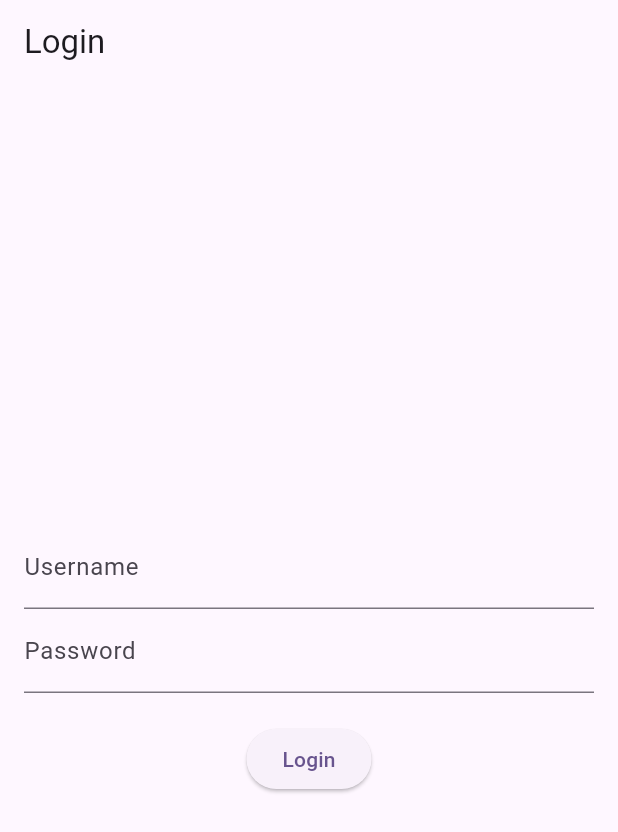
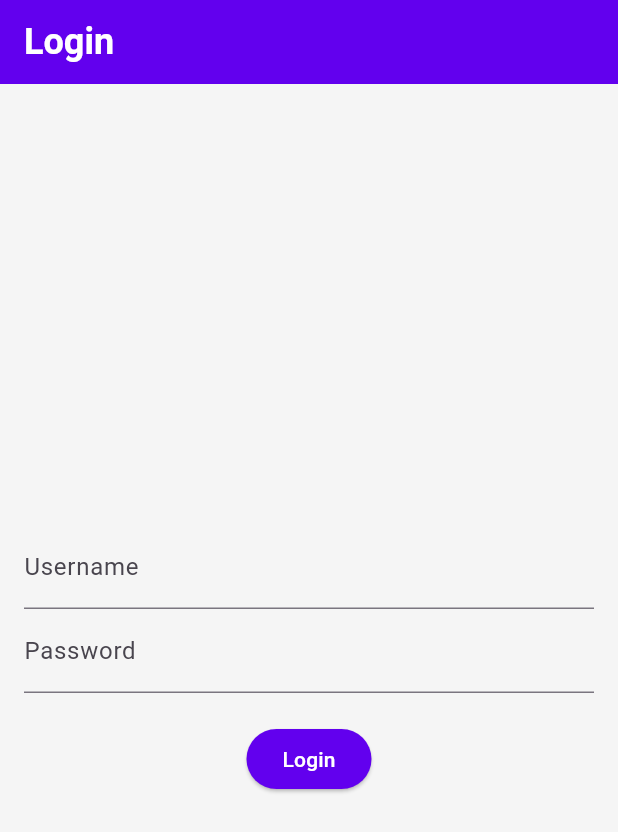
Before and after one commit to axel-flutter-dev/CS2_investment_tracker, a Flutter app: the screen it shows after launch, on a phone screen of 412 x 824 dp. Shown: the top 832 px of the screen. Run offline on Flutter 3.47's test engine with Material 3 defaults, Android fonts, the phone set to English and light mode, and no system bars.

Commit message:
added app_theme

```diff
--- a/lib/main.dart
+++ b/lib/main.dart
@@ -1,5 +1,6 @@
 import 'package:flutter/material.dart';
 import 'screens/login_screen.dart';
+import 'services/app_theme.dart';
 
 void main() {
   runApp(const MyApp());
@@ -13,10 +14,7 @@ class MyApp extends StatelessWidget {
   Widget build(BuildContext context) {
     return MaterialApp(
       title: 'Flutter Demo',
-      theme: ThemeData(
-
-        colorScheme: ColorScheme.fromSeed(seedColor: Colors.deepPurple),
-      ),
+      theme: AppTheme.lightTheme,
       home: const LoginScreen(),
     );
   }
--- a/lib/screens/login_screen.dart
+++ b/lib/screens/login_screen.dart
@@ -1,6 +1,5 @@
 import 'package:flutter/material.dart';
 import 'package:my_app/screens/main_screen.dart';
-import 'dashboard_screen.dart';
 
 class LoginScreen extends StatefulWidget {
   const LoginScreen({super.key});
--- /dev/null
+++ b/lib/services/app_theme.dart
@@ -0,0 +1,69 @@
+import 'package:flutter/material.dart';
+
+// App wide colors and themes can be defined here
+
+// Custom color palette
+class AppColors {
+  static const Color primary = Color(0xFF6200EE);
+  static const Color primaryVariant = Color(0xFF3700B3);
+  static const Color secondary = Color(0xFF03DAC6);
+  static const Color secondaryVariant = Color(0xFF018786);
+  static const Color background = Color(0xFFF5F5F5);
+  static const Color surface = Color(0xFFFFFFFF);
+  static const Color error = Color(0xFFB00020);
+  static const Color onPrimary = Color(0xFFFFFFFF);
+  static const Color onSecondary = Color(0xFF000000);
+  static const Color onBackground = Color(0xFF000000);
+  static const Color onSurface = Color(0xFF000000);
+  static const Color onError = Color(0xFFFFFFFF);
+}
+
+// Text Styles
+class AppTextStyles {
+  static const TextStyle heading1 = TextStyle(
+    fontSize: 24,
+    fontWeight: FontWeight.bold,
+    color: AppColors.onBackground,
+  );
+
+  static const TextStyle bodyText = TextStyle(
+    fontSize: 16,
+    color: AppColors.onBackground,
+  );
+
+  static const TextStyle buttonText = TextStyle(
+    fontSize: 18,
+    fontWeight: FontWeight.w600,
+    color: AppColors.onPrimary,
+  );
+}
+
+// App Theme
+class AppTheme {
+  static ThemeData get lightTheme {
+    return ThemeData(
+      primaryColor: AppColors.primary,
+      colorScheme: ColorScheme.fromSeed(
+        seedColor: AppColors.primary,
+        primary: AppColors.primary,
+        secondary: AppColors.secondary,
+      ),
+      scaffoldBackgroundColor: AppColors.background,
+      appBarTheme: const AppBarTheme(
+        backgroundColor: AppColors.primary,
+        foregroundColor: Colors.white,
+      ),
+      elevatedButtonTheme: ElevatedButtonThemeData(
+        style: ElevatedButton.styleFrom(
+          backgroundColor: AppColors.primary,
+          foregroundColor: Colors.white,
+        ),
+      ),
+      textTheme: const TextTheme(
+        titleLarge: AppTextStyles.heading1,
+        bodyMedium: AppTextStyles.bodyText,
+        bodySmall: AppTextStyles.buttonText
+      ),
+    );
+  }
+}
```
